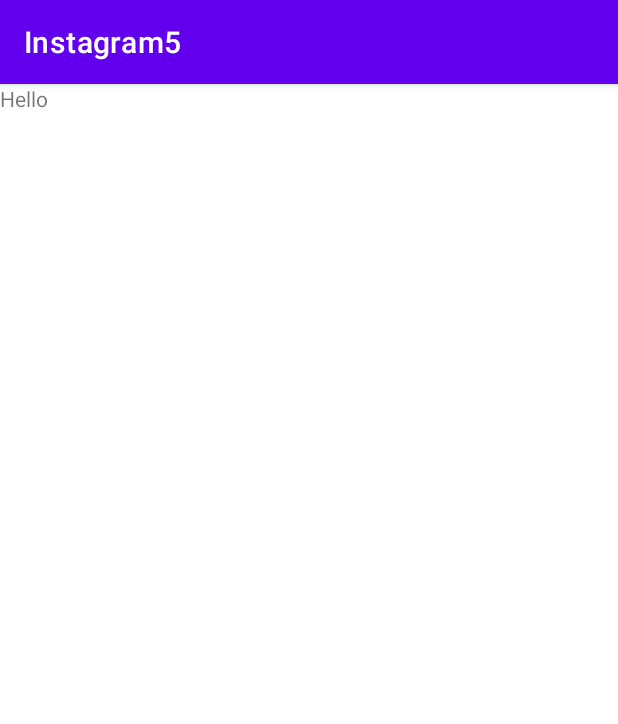
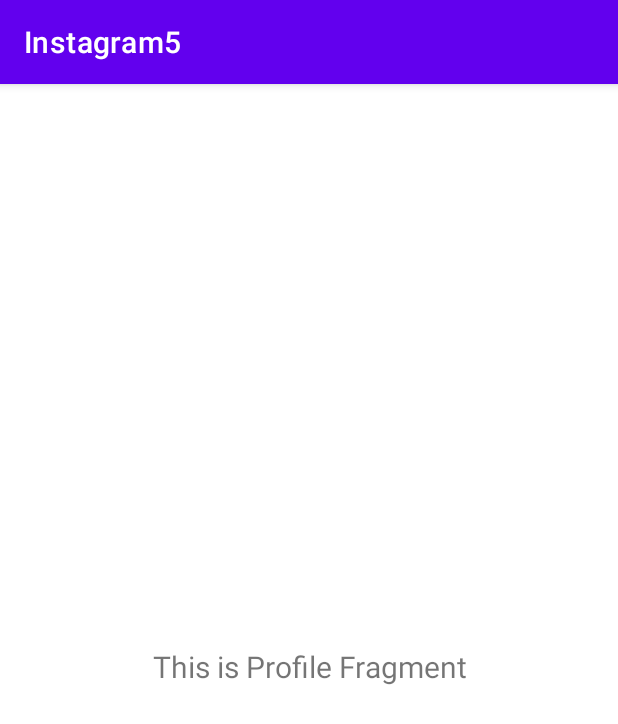
Before and after one commit to akshaymagar2003/InstagramClone2, an Android app: the fragment ProfileFragment shown on its own in the app's theme, on a phone screen of 412 x 824 dp. Shown: the top 724 px of the screen. Run offline under Robolectric (Android 15) with nearby library versions, the phone set to English and light mode, and no system bars; Roboto replaces fonts that are not available here.

Commit message:
Profile Fragment Working Done

```diff
--- a/app/src/main/java/com/example/instagram5/MainActivity.kt
+++ b/app/src/main/java/com/example/instagram5/MainActivity.kt
@@ -26,7 +26,7 @@ class MainActivity : AppCompatActivity() {
 
         val appBarConfiguration = AppBarConfiguration(
             setOf(
-                R.id.navigation_home, R.id.navigation_dashboard, R.id.navigation_notifications,R.id.heart
+                R.id.navigation_home, R.id.navigation_dashboard, R.id.navigation_notifications,R.id.heart,R.id.profile
             )
         )
         setupActionBarWithNavController(navController, appBarConfiguration)
--- a/app/src/main/java/com/example/instagram5/ui/Profile/ProfileFragment.kt
+++ b/app/src/main/java/com/example/instagram5/ui/Profile/ProfileFragment.kt
@@ -6,27 +6,37 @@ import androidx.fragment.app.Fragment
 import android.view.LayoutInflater
 import android.view.View
 import android.view.ViewGroup
+import android.widget.TextView
 import com.example.instagram5.R
+import com.example.instagram5.databinding.FragmentDashboardBinding
+import com.example.instagram5.databinding.FragmentProfileBinding
+import com.example.instagram5.ui.dashboard.DashboardViewModel
 
 class ProfileFragment : Fragment() {
 
-    companion object {
-        fun newInstance() = ProfileFragment()
-    }
+    private var _binding: FragmentProfileBinding? = null
 
-    private lateinit var viewModel: ProfileViewModel
+    // This property is only valid between onCreateView and
+    // onDestroyView.
+    private val binding get() = _binding!!
 
     override fun onCreateView(
         inflater: LayoutInflater, container: ViewGroup?,
         savedInstanceState: Bundle?
     ): View? {
-        return inflater.inflate(R.layout.fragment_profile, container, false)
+        val profileViewModel =
+            ViewModelProvider(this).get(ProfileViewModel::class.java)
+
+        _binding = FragmentProfileBinding.inflate(inflater, container, false)
+        val root: View = binding.root
+
+        val textView: TextView = binding.textProfile
+        profileViewModel.text.observe(viewLifecycleOwner) {
+            textView.text = it
+        }
+        return root
     }
 
-    override fun onActivityCreated(savedInstanceState: Bundle?) {
-        super.onActivityCreated(savedInstanceState)
-        viewModel = ViewModelProvider(this).get(ProfileViewModel::class.java)
-        // TODO: Use the ViewModel
-    }
+
 
 }
--- a/app/src/main/java/com/example/instagram5/ui/Profile/ProfileViewModel.kt
+++ b/app/src/main/java/com/example/instagram5/ui/Profile/ProfileViewModel.kt
@@ -1,7 +1,12 @@
 package com.example.instagram5.ui.Profile
 
+import androidx.lifecycle.LiveData
+import androidx.lifecycle.MutableLiveData
 import androidx.lifecycle.ViewModel
 
 class ProfileViewModel : ViewModel() {
-    // TODO: Implement the ViewModel
+    private val _text = MutableLiveData<String>().apply {
+        value = "This is Profile Fragment"
+    }
+    val text: LiveData<String> = _text
 }
--- a/app/src/main/res/layout/fragment_profile.xml
+++ b/app/src/main/res/layout/fragment_profile.xml
@@ -1,13 +1,22 @@
 <?xml version="1.0" encoding="utf-8"?>
-<FrameLayout xmlns:android="http://schemas.android.com/apk/res/android"
+<androidx.constraintlayout.widget.ConstraintLayout xmlns:android="http://schemas.android.com/apk/res/android"
+xmlns:app="http://schemas.android.com/apk/res-auto"
 xmlns:tools="http://schemas.android.com/tools"
 android:layout_width="match_parent"
 android:layout_height="match_parent"
 tools:context=".ui.Profile.ProfileFragment">
 
 <TextView
+    android:id="@+id/text_Profile"
     android:layout_width="match_parent"
-        android:layout_height="match_parent"
-        android:text="Hello" />
-
-</FrameLayout>
+    android:layout_height="wrap_content"
+    android:layout_marginStart="8dp"
+    android:layout_marginTop="8dp"
+    android:layout_marginEnd="8dp"
+    android:textAlignment="center"
+    android:textSize="20sp"
+    app:layout_constraintBottom_toBottomOf="parent"
+    app:layout_constraintEnd_toEndOf="parent"
+    app:layout_constraintStart_toStartOf="parent"
+    app:layout_constraintTop_toTopOf="parent" />
+</androidx.constraintlayout.widget.ConstraintLayout>
--- a/app/src/main/res/menu/bottom_nav_menu.xml
+++ b/app/src/main/res/menu/bottom_nav_menu.xml
@@ -18,7 +18,11 @@
 
     <item
         android:id="@+id/heart"
-        android:icon="@drawable/heart"
+        android:icon="@drawable/video"
         android:title="@string/heart" />
+    <item
+        android:id="@+id/profile"
+        android:icon="@drawable/user"
+        android:title="@string/Profile" />
 
 </menu>
--- a/app/src/main/res/navigation/mobile_navigation.xml
+++ b/app/src/main/res/navigation/mobile_navigation.xml
@@ -27,4 +27,9 @@
         android:name="com.example.instagram5.ui.heart.heartFragment"
         android:label="@string/heart"
         tools:layout="@layout/fragment_heart" />
+    <fragment
+        android:id="@+id/profile"
+        android:name="com.example.instagram5.ui.Profile.ProfileFragment"
+        android:label="@string/Profile"
+        tools:layout="@layout/fragment_profile" />
 </navigation>
--- a/app/src/main/res/values/strings.xml
+++ b/app/src/main/res/values/strings.xml
@@ -5,4 +5,5 @@
     <string name="title_notifications">Plus</string>
 
     <string name="heart">Heart</string>
+    <string name="Profile">Profile</string>
 </resources>
```
Lines whose indentation alone changed are shown as unchanged.
